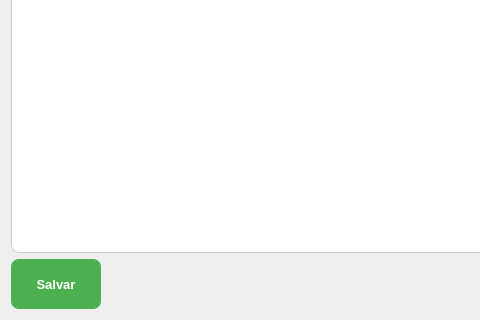
Before: the Qt Designer form App/view/ui/newReport.ui in Senac-SOR-ADS/Gerenciamento-Escolar, drawn with Qt 5; both pictures show x 0 to 480 and y 471 to 791 of the 813 by 791 pixel window.
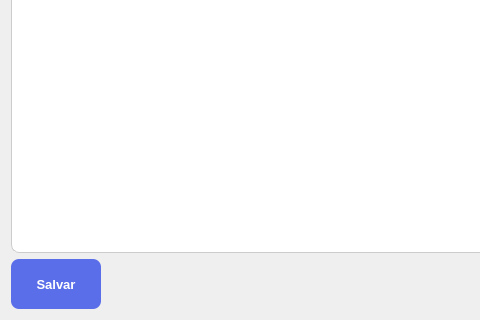
After: the same form once the commit is applied. Icons and pictures are not drawn.

Diff of the .ui file:
```diff
--- a/App/view/ui/newReport.ui
+++ b/App/view/ui/newReport.ui
@@ -42,26 +42,24 @@
     border: 2px solid #4CAF50;
 }
 QPushButton {
-    background-color: #4CAF50;
+    background-color: #5B6EE9;
     color: white;
     border-radius: 8px;
 	font-size: 13px;
 	font: bold
 }
-
 QPushButton:hover {
     background-color: #45a049;
 }
 
 QPushButton:pressed {
-    background-color: #3d8b40;
-}	
-	
+    background-color: #3f50c7; 
+}
 </string>
   </property>
   <layout class="QVBoxLayout" name="verticalLayout_2">
    <item>
-    <layout class="QVBoxLayout" name="verticalLayout" stretch="0,0,0,0,0">
+    <layout class="QVBoxLayout" name="verticalLayout" stretch="0,0,0,0,0,0">
      <property name="bottomMargin">
       <number>0</number>
      </property>
```
Left out of the diff: 4 changed lines with no effect on the pictures.
